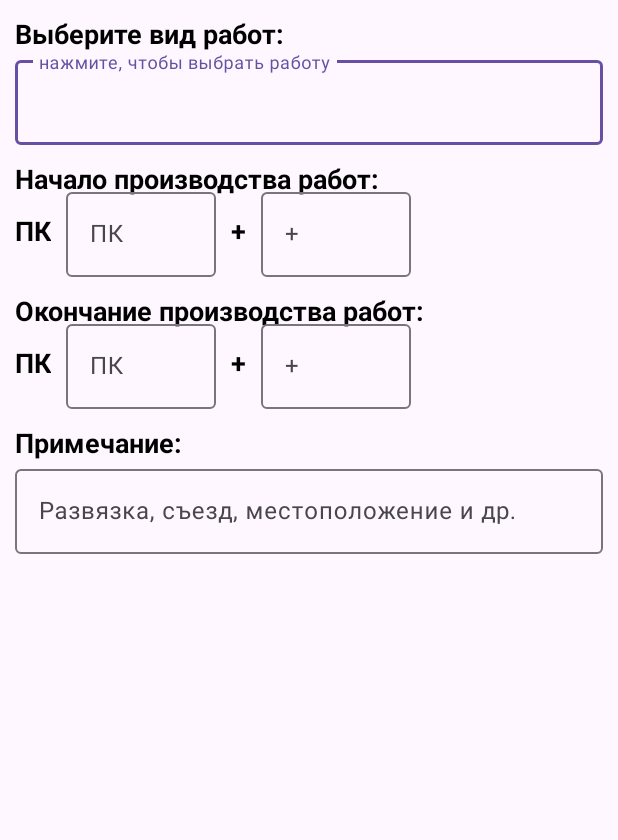
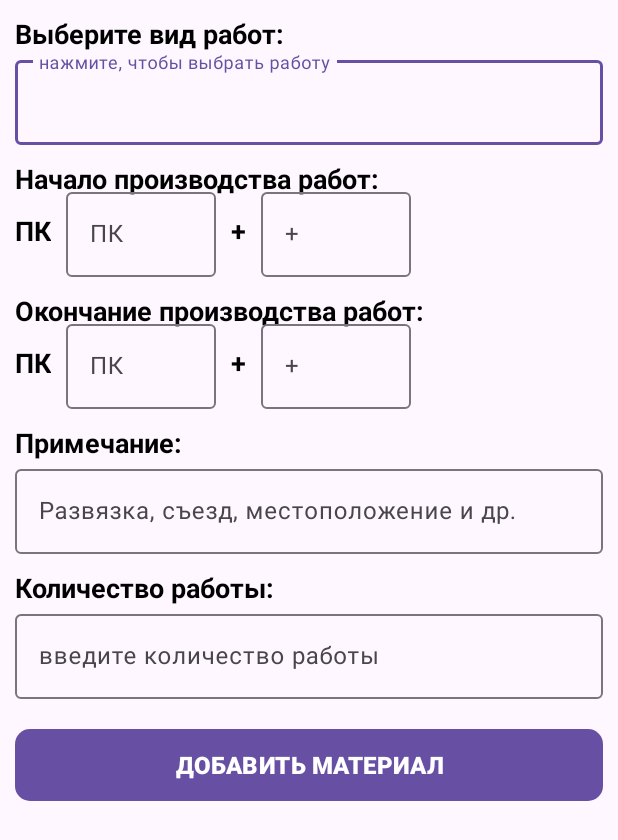
Before and after one commit to DmitryMazaev/DaylyReport2, an Android app: the layout new_work_item.xml on its own in the app's theme, with its tools: preview values and no code run, on a phone screen of 412 x 824 dp. Shown: the top 840 px of the screen. Run offline under Robolectric (Android 15) with nearby library versions, the phone set to English and light mode, and no system bars.

Commit message:
Разметка_2

```diff
--- a/app/src/main/java/com/example/daylyreport/classes/TransportVehicle.kt
+++ b/app/src/main/java/com/example/daylyreport/classes/TransportVehicle.kt
@@ -1,6 +1,6 @@
 package com.example.daylyreport.classes
 
-//Класс Трнаспортное средство
+//Класс Транспортное средство
 data class TransportVehicle (
     //Номер транспортного средства, из списка техники, таблица в БД
     val transportNumber: String,
--- a/app/src/main/res/layout/new_work_item.xml
+++ b/app/src/main/res/layout/new_work_item.xml
@@ -1,6 +1,6 @@
 <?xml version="1.0" encoding="utf-8"?>
 <ScrollView xmlns:android="http://schemas.android.com/apk/res/android"
-    android:id="@+id/pimple_recycler"
+    android:id="@+id/new_work_recycler"
     android:layout_width="match_parent"
     android:layout_height="wrap_content"
     xmlns:tools="http://schemas.android.com/tools"
@@ -169,5 +169,48 @@
                 android:layout_height="match_parent"
                 />
         </com.google.android.material.textfield.TextInputLayout>
+        <TextView
+            style="@style/heading_report_style"
+            android:id="@+id/quantity_of_work_text"
+            android:layout_width="match_parent"
+            android:layout_height="wrap_content"
+            app:layout_constraintTop_toBottomOf="@+id/location_comment_edit_text"
+            app:layout_constraintStart_toStartOf="parent"
+            app:layout_constraintEnd_toEndOf="parent"
+            android:text="@string/quantity_of_work_text"/>
+        <com.google.android.material.textfield.TextInputLayout
+            style="@style/edit_text_report_style"
+            android:id="@+id/quantity_of_work_edit_text"
+            android:layout_width="match_parent"
+            android:layout_height="wrap_content"
+            app:layout_constraintTop_toBottomOf="@+id/quantity_of_work_text"
+            app:layout_constraintStart_toStartOf="parent"
+            app:layout_constraintEnd_toEndOf="parent"
+            android:hint="@string/quantity_of_work_edit_text"
+            app:endIconMode="clear_text">
+            <com.google.android.material.textfield.TextInputEditText
+                android:id="@+id/quantity_of_work_edit_text_for_enter"
+                android:layout_width="match_parent"
+                android:layout_height="wrap_content"
+                />
+        </com.google.android.material.textfield.TextInputLayout>
+        <androidx.recyclerview.widget.RecyclerView
+            android:id="@+id/new_material_recycler_view"
+            android:layout_width="match_parent"
+            android:layout_height="match_parent"
+            app:layoutManager="androidx.recyclerview.widget.LinearLayoutManager"
+            android:orientation="vertical"
+            app:layout_constraintStart_toStartOf="parent"
+            app:layout_constraintTop_toBottomOf="@+id/quantity_of_work_edit_text"
+            android:layout_marginVertical="10dp" />
+        <Button
+            style="@style/button_style"
+            android:id="@+id/button_add_new_work"
+            android:layout_width="match_parent"
+            android:layout_height="wrap_content"
+            android:text="@string/button_add_new_material_text"
+            app:layout_constraintEnd_toEndOf="parent"
+            app:layout_constraintStart_toStartOf="parent"
+            app:layout_constraintTop_toBottomOf="@+id/new_material_recycler_view"/>
     </androidx.constraintlayout.widget.ConstraintLayout>
 </ScrollView>
--- a/app/src/main/res/values/strings.xml
+++ b/app/src/main/res/values/strings.xml
@@ -22,5 +22,15 @@
     <string name="plus">+</string>
     <string name="location_comment">Примечание:</string>
     <string name="location_comment_hint">Развязка, съезд, местоположение и др.</string>
+    <string name="button_add_new_material_text">ДОБАВИТЬ МАТЕРИАЛ</string>
+    <string name="quantity_of_work_text">Количество работы:</string>
+    <string name="quantity_of_material_text">Количество материала:</string>
+    <string name="new_material_text">Выберите материал:</string>
+    <string name="material_edit_text">нажмите, чтобы выбрать материал</string>
+    <string name="quantity_of_work_edit_text">введите количество работы</string>
+    <string name="quantity_of_material_edit_text">введите количество материала</string>
 
+
+
+    quantity_of_work_text
 </resources>
```
Also changed, not shown: app/src/main/res/layout/new_material_item.xml (added, +61 -0 lines).
